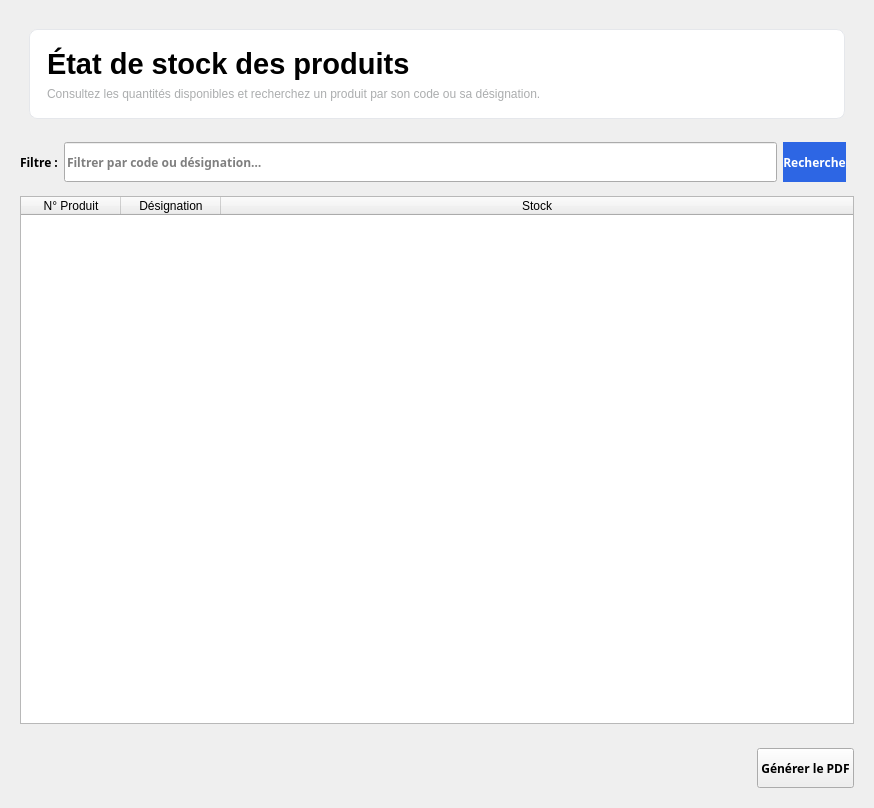
Above: interface/stock_widget.ui from miranto-andria/stock-it before the change. Below: the same form after it.
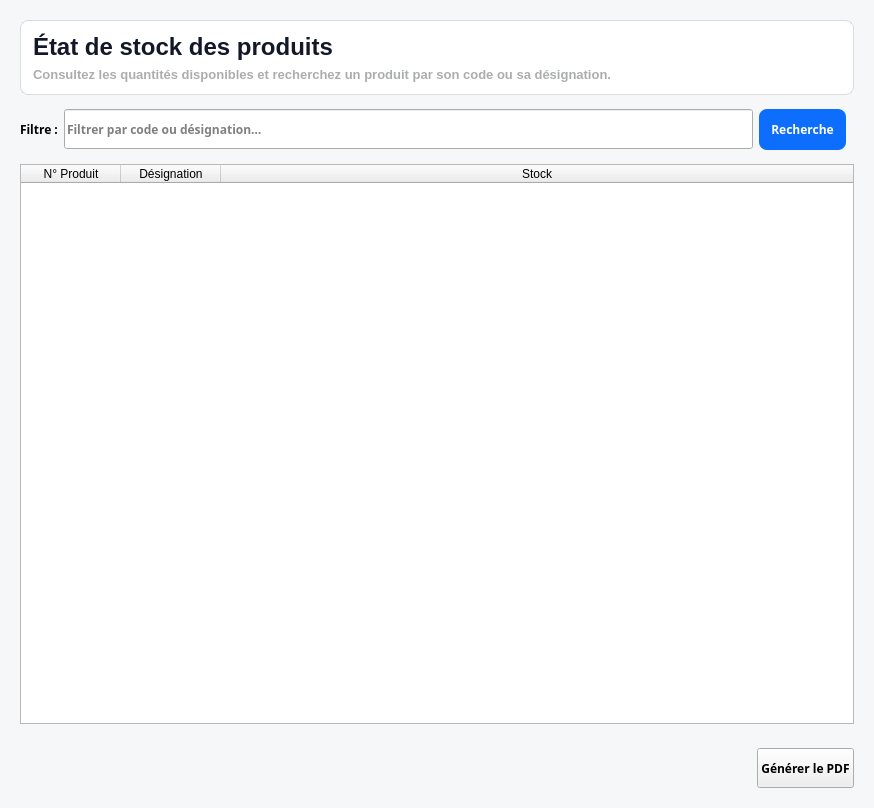
That is the form after the change. Icons and pictures are not drawn.

Commit message: feat: Stock IT

The edit to the form file:
```diff
--- a/interface/stock_widget.ui
+++ b/interface/stock_widget.ui
@@ -20,12 +20,12 @@
    <string>Form</string>
   </property>
   <property name="styleSheet">
-   <string notr="true">#stockWidget {
-    font-family: &quot;Montserrat&quot;;
-    background-color: #f5f7f9;
-}
-
-</string>
+   <string notr="true">#StockWidget { background: #f5f7f9; }
+#StockWidget #cardHeader { background: #ffffff; border: 1px solid rgba(171,173,174,102); border-radius: 8px; }
+#StockWidget #label { color: #111827; font-size: 18pt; font-weight: 700; background: transparent; }
+#StockWidget #description { color: #abadae; font-size: 10pt; font-weight: 500; }
+#StockWidget #btnSearch { background: #0d6efd; color: #ffffff; border: 1px solid #0d6efd; font-weight: 700; }
+#StockWidget QTableWidget { alternate-background-color: #f3f6fb; selection-background-color: #dce8ff; }</string>
   </property>
   <layout class="QGridLayout" name="gridLayout">
    <item row="1" column="0">
@@ -45,28 +45,26 @@
           <height>40</height>
          </size>
         </property>
-        <property name="styleSheet">
-         <string notr="true">QLabel#textTotalProduct , QLabel#textTotalBondeSortie , QLabel#textTotalBondeEntree, QLabel#textTotalStock{
-background-color: #ffffff;
-color: #111827; border: 1px solid #e5e7eb;
-font:bold;
-font-size: 22px;
-qproperty-alignment: AlignCenter;
-border-radius: 8px;
-}
-
-</string>
-        </property>
         <layout class="QVBoxLayout" name="verticalLayout_12">
+         <property name="spacing">
+          <number>0</number>
+         </property>
+         <property name="leftMargin">
+          <number>0</number>
+         </property>
+         <property name="topMargin">
+          <number>0</number>
+         </property>
+         <property name="rightMargin">
+          <number>0</number>
+         </property>
+         <property name="bottomMargin">
+          <number>0</number>
+         </property>
          <item>
           <widget class="QFrame" name="cardHeader">
            <property name="styleSheet">
-            <string notr="true">#cardHeader{
-background-color: #ffffff;
-border : 1px solid #e5e7eb;
-border-radius:8px;
-padding: 8px;
-}</string>
+            <string notr="true">#cardHeader { background: #ffffff; border: 1px solid rgba(171,173,174,102); border-radius: 8px; padding: 12px;}</string>
            </property>
            <property name="frameShape">
             <enum>QFrame::Shape::StyledPanel</enum>
@@ -75,12 +73,27 @@
             <enum>QFrame::Shadow::Raised</enum>
            </property>
            <layout class="QVBoxLayout" name="horizontalLayout_13">
+            <property name="spacing">
+             <number>6</number>
+            </property>
+            <property name="leftMargin">
+             <number>0</number>
+            </property>
+            <property name="topMargin">
+             <number>0</number>
+            </property>
+            <property name="rightMargin">
+             <number>0</number>
+            </property>
+            <property name="bottomMargin">
+             <number>0</number>
+            </property>
             <item>
              <widget class="QLabel" name="label">
               <property name="font">
                <font>
                 <family>Segoe UI</family>
-                <pointsize>22</pointsize>
+                <pointsize>18</pointsize>
                 <bold>true</bold>
                </font>
               </property>
@@ -153,16 +166,27 @@
            </size>
           </property>
           <property name="styleSheet">
-           <string notr="true">background-color : #2d66e4;
-font : bold;
+           <string notr="true">QPushButton { background-color : #0d6efd;
+color : #ffffff;
 border : none;
-color:  white</string>
+border-radius : 8px;
+font : bold;
+padding : 12px; }
+QPushButton:hover { background-color : #0b5ed7; }
+QPushButton:pressed { background-color : #0a58ca; }</string>
           </property>
           <property name="text">
            <string>Recherche</string>
           </property>
           <property name="icon">
-           <iconset theme="QIcon::ThemeIcon::EditFind"/>
+           <iconset>
+            <normaloff>:/icons/search.png</normaloff>:/icons/search.png</iconset>
+          </property>
+          <property name="iconSize">
+           <size>
+            <width>17</width>
+            <height>17</height>
+           </size>
           </property>
          </widget>
         </item>
```
Left out of the diff: 7 changed lines with no effect on the pictures. The commit also changes 51 other files.
